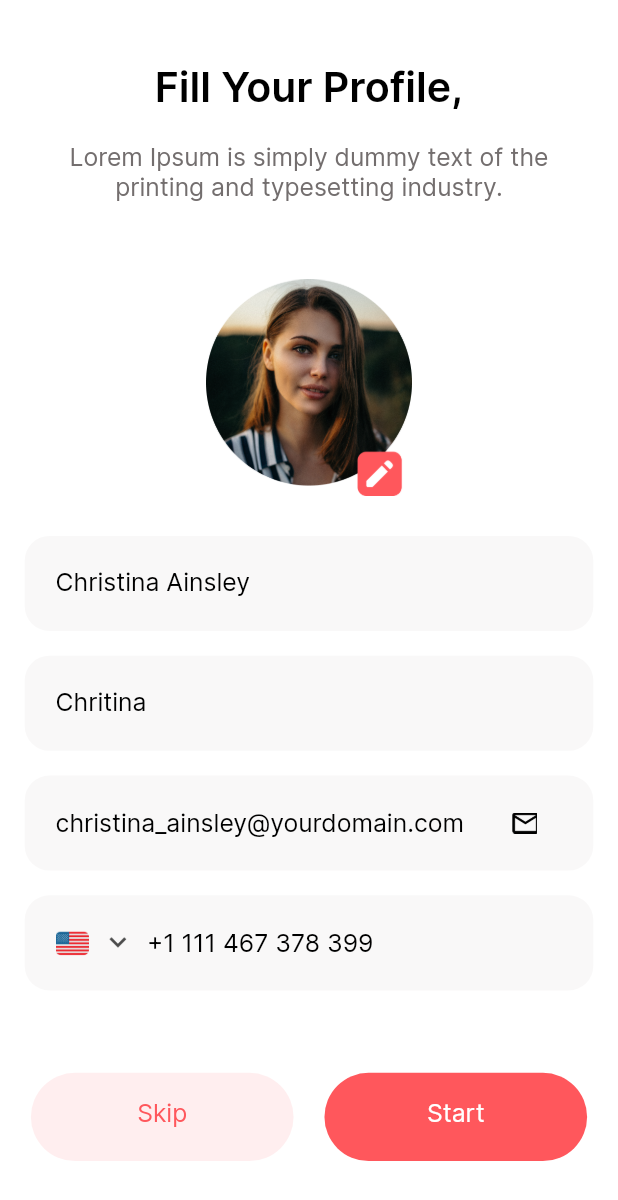
After one commit to panchaniurvisha/screen_app, a Flutter app: the MediaQueryFirstScreen screen opened directly, on a phone screen of 412 x 824 dp. The commit adds this screen. Shown: the top 1200 px of the screen. Run offline on Flutter 3.47's test engine with Material 2 defaults, Android fonts, the phone set to English and light mode, and no system bars.

Commit message:
1/5/2023

```diff
--- a/lib/first_screen.dart
+++ b/lib/first_screen.dart
@@ -11,6 +11,7 @@
   @override
   Widget build(BuildContext context) {
     return Scaffold(
+      backgroundColor: Colors.white,
       body: SafeArea(
         child: Column(
           crossAxisAlignment: CrossAxisAlignment.center,
--- a/lib/main.dart
+++ b/lib/main.dart
@@ -1,5 +1,6 @@
 import 'package:flutter/material.dart';
 import 'package:screen_app/mediaquery_second_screen.dart';
+
 //import 'package:screen_app/first_screen.dart';
 //import 'package:screen_app/six_screen.dart';
 
--- /dev/null
+++ b/lib/mediaquery_first _screen.dart
@@ -0,0 +1,249 @@
+import 'package:flutter/material.dart';
+
+class MediaQueryFirstScreen extends StatefulWidget {
+  const MediaQueryFirstScreen({Key? key}) : super(key: key);
+
+  @override
+  State<MediaQueryFirstScreen> createState() => _MediaQueryFirstScreenState();
+}
+
+class _MediaQueryFirstScreenState extends State<MediaQueryFirstScreen> {
+  @override
+  Widget build(BuildContext context) {
+    double height = MediaQuery.of(context).size.height;
+    double width = MediaQuery.of(context).size.width;
+
+    return Scaffold(
+      backgroundColor: Colors.white,
+      body: SafeArea(
+        child: Column(
+          crossAxisAlignment: CrossAxisAlignment.center,
+          children: [
+            SizedBox(
+              height: height / 20,
+            ),
+            //EdgeInsets.only(left: 106, right: 106, top: 51)),
+            Text(
+              'Fill Your Profile,',
+              style: TextStyle(
+                color: const Color(0xff000000),
+                fontSize: height / 30,
+                fontFamily: 'inter',
+                fontWeight: FontWeight.w600,
+                fontStyle: FontStyle.normal,
+              ),
+            ),
+            SizedBox(
+              height: height / 40,
+            ),
+            Text(
+              'Lorem Ipsum is simply dummy text of the\nprinting and typesetting industry.',
+              textAlign: TextAlign.center,
+              style: TextStyle(
+                color: const Color(0xff736E6E),
+                fontStyle: FontStyle.normal,
+                fontFamily: 'inter',
+                fontSize: height / 50,
+                fontWeight: FontWeight.w500,
+              ),
+            ),
+            SizedBox(
+              height: height / 20,
+            ),
+            Padding(
+              padding: EdgeInsets.symmetric(horizontal: width / 3),
+              child: Image.asset(
+                'assets/images/Group 40.png',
+                height: height / 5,
+              ),
+            ),
+
+            Container(
+              height: height / 13,
+              width: width,
+              margin: EdgeInsets.symmetric(
+                  horizontal: width / 25, vertical: height / 50),
+              decoration: BoxDecoration(
+                borderRadius: BorderRadius.circular(width / 25),
+                color: const Color(0xffF9F8F8),
+              ),
+              child: Padding(
+                padding: EdgeInsets.symmetric(
+                    vertical: height / 40, horizontal: width / 20),
+                child: Text(
+                  'Christina Ainsley',
+                  style: TextStyle(
+                      fontWeight: FontWeight.w500,
+                      fontSize: height / 50,
+                      fontStyle: FontStyle.normal,
+                      fontFamily: 'inter',
+                      color: const Color(0xff000000)),
+                ),
+              ),
+            ),
+            Container(
+              height: height / 13,
+              width: width,
+              margin: EdgeInsets.symmetric(
+                horizontal: width / 25,
+              ),
+              decoration: BoxDecoration(
+                borderRadius: BorderRadius.circular(width / 25),
+                color: const Color(0xffF9F8F8),
+              ),
+              child: Padding(
+                padding: EdgeInsets.symmetric(
+                    vertical: height / 40, horizontal: width / 20),
+                child: Text(
+                  'Chritina',
+                  style: TextStyle(
+                      fontWeight: FontWeight.w500,
+                      fontSize: height / 50,
+                      fontStyle: FontStyle.normal,
+                      fontFamily: 'inter',
+                      color: const Color(0xff000000)),
+                ),
+              ),
+            ),
+            Container(
+              height: height / 13,
+              width: width,
+              margin: EdgeInsets.symmetric(
+                  horizontal: width / 25, vertical: height / 50),
+              decoration: BoxDecoration(
+                borderRadius: BorderRadius.circular(width / 25),
+                color: const Color(0xffF9F8F8),
+              ),
+              child: Padding(
+                padding: EdgeInsets.symmetric(
+                    vertical: height / 40, horizontal: width / 20),
+                child: Row(
+                  children: [
+                    Text(
+                      'christina_ainsley@yourdomain.com',
+                      style: TextStyle(
+                          fontWeight: FontWeight.w500,
+                          fontSize: height / 50,
+                          fontStyle: FontStyle.normal,
+                          fontFamily: 'inter',
+                          color: const Color(0xff000000)),
+                    ),
+                    SizedBox(
+                      width: width / 15,
+                    ),
+                    Padding(
+                      padding: EdgeInsets.all(width / 100),
+                      child: Image.asset(
+                        'assets/images/Vector.png',
+                      ),
+                    ),
+                  ],
+                ),
+              ),
+            ),
+
+            Container(
+              height: height / 13,
+              width: width,
+              margin: EdgeInsets.symmetric(
+                horizontal: width / 25,
+              ),
+              decoration: BoxDecoration(
+                borderRadius: BorderRadius.circular(width / 25),
+                color: const Color(0xffF9F8F8),
+              ),
+              child: Padding(
+                padding: EdgeInsets.symmetric(
+                    vertical: height / 40, horizontal: width / 20),
+                child: Row(
+                  children: [
+                    Image.asset(
+                      'assets/images/united-states.png',
+                    ),
+                    Padding(
+                      padding: EdgeInsets.symmetric(horizontal: width / 50),
+                      child: Image.asset(
+                        'assets/images/chevron-down.png',
+                      ),
+                    ),
+                    Text(
+                      '+1 111 467 378 399',
+                      style: TextStyle(
+                          fontWeight: FontWeight.w500,
+                          fontSize: height / 50,
+                          fontStyle: FontStyle.normal,
+                          fontFamily: 'inter',
+                          color: const Color(0xff000000)),
+                    ),
+                  ],
+                ),
+              ),
+            ),
+            SizedBox(
+              height: height / 20,
+            ),
+            Padding(
+              padding: EdgeInsets.symmetric(
+                  horizontal: width / 20, vertical: height / 60),
+              child: Row(
+                children: [
+                  Expanded(
+                    child: Container(
+                      height: height / 14,
+                      width: width / 40,
+                      decoration: BoxDecoration(
+                        borderRadius: BorderRadius.circular(width / 10),
+                        color: const Color(0xffFFEEEF),
+                      ),
+                      child: Padding(
+                        padding: EdgeInsets.symmetric(vertical: height / 50),
+                        child: Text(
+                          'Skip',
+                          textAlign: TextAlign.center,
+                          style: TextStyle(
+                            fontWeight: FontWeight.w500,
+                            fontFamily: 'inter',
+                            fontSize: height / 50,
+                            fontStyle: FontStyle.normal,
+                            color: const Color(0xffFF575C),
+                          ),
+                        ),
+                      ),
+                    ),
+                  ),
+                  SizedBox(
+                    width: width / 20,
+                  ),
+                  Expanded(
+                    child: Container(
+                      height: height / 14,
+                      width: width / 40,
+                      decoration: BoxDecoration(
+                        borderRadius: BorderRadius.circular(width / 10),
+                        color: const Color(0xffFF575C),
+                      ),
+                      child: Padding(
+                        padding: EdgeInsets.symmetric(vertical: height / 50),
+                        child: Text(
+                          'Start',
+                          textAlign: TextAlign.center,
+                          style: TextStyle(
+                            fontWeight: FontWeight.w500,
+                            fontFamily: 'inter',
+                            fontSize: height / 50,
+                            fontStyle: FontStyle.normal,
+                            color: const Color(0xffFFFFFF),
+                          ),
+                        ),
+                      ),
+                    ),
+                  ),
+                ],
+              ),
+            ),
+          ],
+        ),
+      ),
+    );
+  }
+}
```
